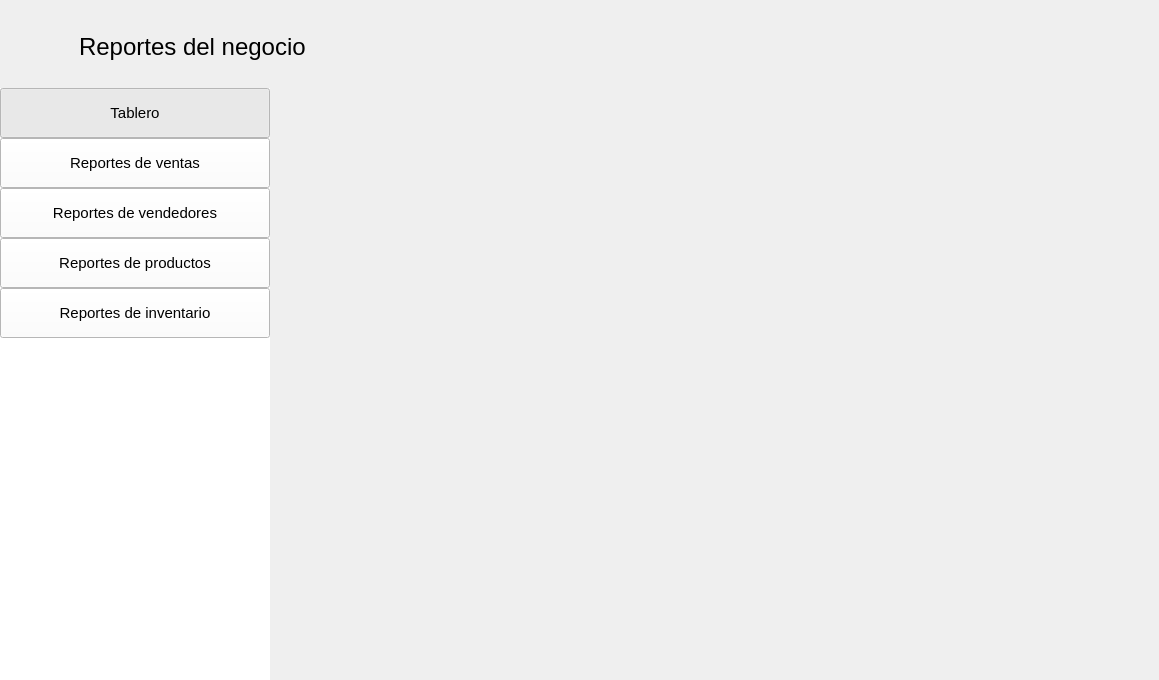
Qt form ui/Ui_Reportes.ui (ivanperez-7/printpos) before a commit.
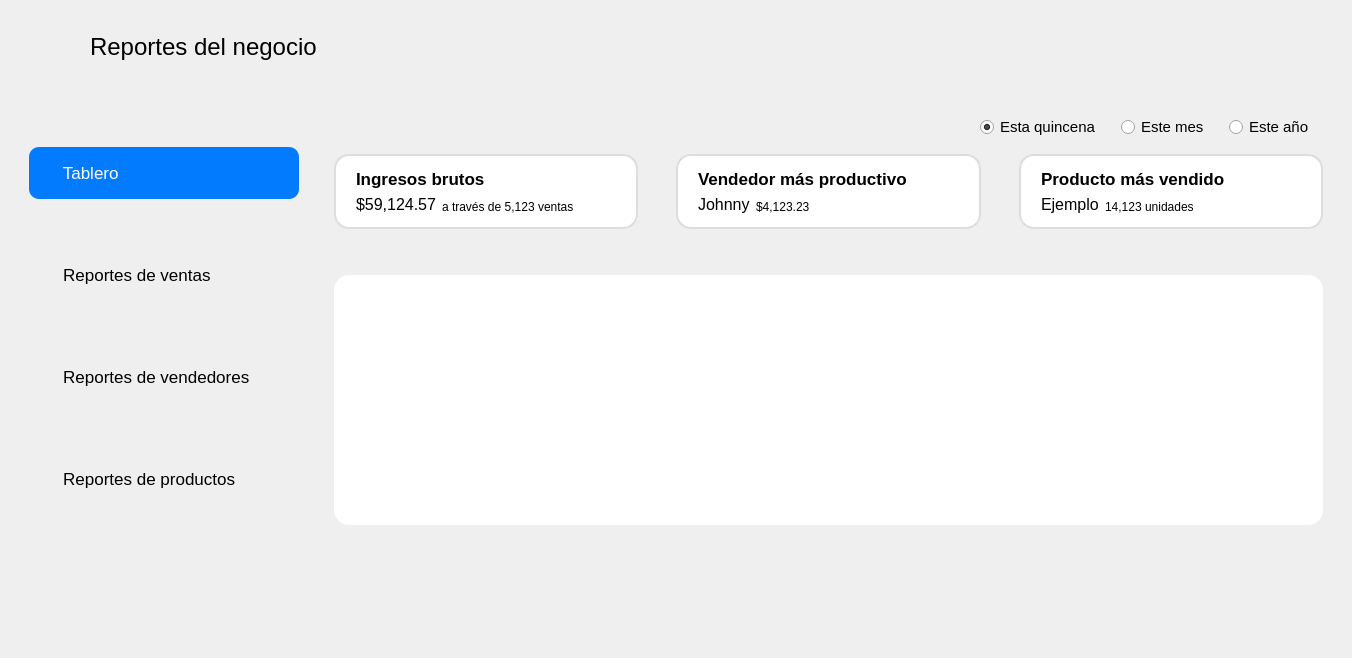
The same form after that commit. Icons and pictures are not drawn.

Patch:
```diff
--- a/ui/Ui_Reportes.ui
+++ b/ui/Ui_Reportes.ui
@@ -6,27 +6,15 @@
    <rect>
     <x>0</x>
     <y>0</y>
-    <width>1159</width>
-    <height>680</height>
+    <width>1352</width>
+    <height>658</height>
    </rect>
   </property>
   <property name="windowTitle">
    <string>Form</string>
   </property>
-  <layout class="QGridLayout" name="gridLayout">
-   <property name="leftMargin">
-    <number>0</number>
-   </property>
-   <property name="rightMargin">
-    <number>0</number>
-   </property>
-   <property name="bottomMargin">
-    <number>0</number>
-   </property>
-   <property name="horizontalSpacing">
-    <number>0</number>
-   </property>
-   <item row="0" column="0" colspan="2" alignment="Qt::AlignLeft">
+  <layout class="QVBoxLayout" name="verticalLayout_2">
+   <item alignment="Qt::AlignLeft|Qt::AlignTop">
     <widget class="QFrame" name="frame">
      <property name="minimumSize">
       <size>
@@ -110,56 +98,32 @@
      </layout>
     </widget>
    </item>
-   <item row="1" column="0">
-    <widget class="QFrame" name="frame_4">
-     <property name="minimumSize">
-      <size>
-       <width>270</width>
-       <height>591</height>
-      </size>
+   <item>
+    <widget class="QFrame" name="frame1">
+     <property name="sizePolicy">
+      <sizepolicy hsizetype="Preferred" vsizetype="Expanding">
+       <horstretch>0</horstretch>
+       <verstretch>0</verstretch>
+      </sizepolicy>
      </property>
-     <property name="styleSheet">
-      <string notr="true">background-color: rgb(255, 255, 255);</string>
-     </property>
-     <layout class="QVBoxLayout" name="verticalLayout">
+     <layout class="QHBoxLayout" name="horizontalLayout_2">
       <property name="spacing">
-       <number>0</number>
-      </property>
-      <property name="leftMargin">
-       <number>0</number>
-      </property>
-      <property name="topMargin">
-       <number>0</number>
-      </property>
-      <property name="rightMargin">
-       <number>0</number>
-      </property>
-      <property name="bottomMargin">
-       <number>0</number>
+       <number>26</number>
       </property>
       <item alignment="Qt::AlignTop">
-       <widget class="QFrame" name="frame_3">
-        <property name="styleSheet">
-         <string notr="true">QFrame { border: none; }</string>
-        </property>
-        <layout class="QVBoxLayout" name="verticalLayout_2">
+       <widget class="QFrame" name="frameBotones">
+        <layout class="QVBoxLayout" name="verticalLayout">
          <property name="spacing">
-          <number>0</number>
-         </property>
-         <property name="leftMargin">
-          <number>0</number>
+          <number>50</number>
          </property>
          <property name="topMargin">
-          <number>0</number>
+          <number>50</number>
          </property>
          <property name="rightMargin">
           <number>0</number>
          </property>
-         <property name="bottomMargin">
-          <number>0</number>
-         </property>
-         <item>
-          <widget class="QPushButton" name="btVentas">
+         <item alignment="Qt::AlignTop">
+          <widget class="QPushButton" name="btTablero">
            <property name="sizePolicy">
             <sizepolicy hsizetype="Minimum" vsizetype="Expanding">
              <horstretch>0</horstretch>
@@ -168,17 +132,57 @@
            </property>
            <property name="minimumSize">
             <size>
-             <width>250</width>
+             <width>270</width>
+             <height>52</height>
+            </size>
+           </property>
+           <property name="maximumSize">
+            <size>
+             <width>16777215</width>
              <height>50</height>
             </size>
            </property>
            <property name="font">
             <font>
-             <pointsize>11</pointsize>
+             <pointsize>13</pointsize>
             </font>
            </property>
+           <property name="cursor">
+            <cursorShape>PointingHandCursor</cursorShape>
+           </property>
+           <property name="styleSheet">
+            <string notr="true">QPushButton {
+	background-color: transparent;
+	border-radius: 10px;
+	text-align: left;
+	padding-left: 20px;
+}
+
+QPushButton:hover {
+	background-color: rgba(2,123,255,255);
+	color: white;
+}
+QPushButton:pressed {
+	background-color: rgba(0,95,160,255);
+	color: white;
+}
+QPushButton:checked {
+	background-color: rgba(2,123,255,255);
+	color: white;
+}</string>
+           </property>
            <property name="text">
-            <string>Tablero</string>
+            <string>   Tablero</string>
+           </property>
+           <property name="icon">
+            <iconset resource="../resources.qrc">
+             <normaloff>:/img/resources/images/blocks.png</normaloff>:/img/resources/images/blocks.png</iconset>
+           </property>
+           <property name="iconSize">
+            <size>
+             <width>25</width>
+             <height>25</height>
+            </size>
            </property>
            <property name="checkable">
             <bool>true</bool>
@@ -189,10 +193,13 @@
            <property name="autoExclusive">
             <bool>true</bool>
            </property>
+           <property name="flat">
+            <bool>true</bool>
+           </property>
           </widget>
          </item>
-         <item>
-          <widget class="QPushButton" name="pushButton_2">
+         <item alignment="Qt::AlignTop">
+          <widget class="QPushButton" name="btVentas">
            <property name="sizePolicy">
             <sizepolicy hsizetype="Minimum" vsizetype="Expanding">
              <horstretch>0</horstretch>
@@ -201,58 +208,71 @@
            </property>
            <property name="minimumSize">
             <size>
-             <width>0</width>
+             <width>270</width>
+             <height>52</height>
+            </size>
+           </property>
+           <property name="maximumSize">
+            <size>
+             <width>16777215</width>
              <height>50</height>
             </size>
            </property>
            <property name="font">
             <font>
-             <pointsize>11</pointsize>
+             <pointsize>13</pointsize>
             </font>
            </property>
-           <property name="text">
-            <string>Reportes de ventas</string>
+           <property name="cursor">
+            <cursorShape>PointingHandCursor</cursorShape>
            </property>
-           <property name="checkable">
-            <bool>true</bool>
+           <property name="styleSheet">
+            <string notr="true">QPushButton {
+	background-color: transparent;
+	border-radius: 10px;
+	text-align: left;
+	padding-left: 20px;
+}
+
+QPushButton:hover {
+	background-color: rgba(2,123,255,255);
+	color: white;
+}
+QPushButton:pressed {
+	background-color: rgba(0,95,160,255);
+	color: white;
+}
+QPushButton:checked {
+	background-color: rgba(2,123,255,255);
+	color: white;
+}</string>
            </property>
-           <property name="autoExclusive">
-            <bool>true</bool>
+           <property name="text">
+            <string>   Reportes de ventas</string>
            </property>
-          </widget>
-         </item>
-         <item>
-          <widget class="QPushButton" name="pushButton_5">
-           <property name="sizePolicy">
-            <sizepolicy hsizetype="Minimum" vsizetype="Expanding">
-             <horstretch>0</horstretch>
-             <verstretch>0</verstretch>
-            </sizepolicy>
+           <property name="icon">
+            <iconset resource="../resources.qrc">
+             <normaloff>:/img/resources/images/crecimiento.png</normaloff>:/img/resources/images/crecimiento.png</iconset>
            </property>
-           <property name="minimumSize">
+           <property name="iconSize">
             <size>
-             <width>0</width>
-             <height>50</height>
+             <width>25</width>
+             <height>25</height>
             </size>
            </property>
-           <property name="font">
-            <font>
-             <pointsize>11</pointsize>
-            </font>
-           </property>
-           <property name="text">
-            <string>Reportes de vendedores</string>
-           </property>
            <property name="checkable">
             <bool>true</bool>
            </property>
            <property name="autoExclusive">
             <bool>true</bool>
            </property>
+           <property name="flat">
+            <bool>true</bool>
+           </property>
           </widget>
          </item>
-         <item>
-          <widget class="QPushButton" name="pushButton_3">
+         <item alignment="Qt::AlignTop">
+          <widget class="QPushButton" name="btVendedores">
            <property name="sizePolicy">
             <sizepolicy hsizetype="Minimum" vsizetype="Expanding">
              <horstretch>0</horstretch>
@@ -261,28 +281,71 @@
            </property>
            <property name="minimumSize">
             <size>
-             <width>0</width>
+             <width>270</width>
+             <height>52</height>
+            </size>
+           </property>
+           <property name="maximumSize">
+            <size>
+             <width>16777215</width>
              <height>50</height>
             </size>
            </property>
            <property name="font">
             <font>
-             <pointsize>11</pointsize>
+             <pointsize>13</pointsize>
             </font>
            </property>
+           <property name="cursor">
+            <cursorShape>PointingHandCursor</cursorShape>
+           </property>
+           <property name="styleSheet">
+            <string notr="true">QPushButton {
+	background-color: transparent;
+	border-radius: 10px;
+	text-align: left;
+	padding-left: 20px;
+}
+
+QPushButton:hover {
+	background-color: rgba(2,123,255,255);
+	color: white;
+}
+QPushButton:pressed {
+	background-color: rgba(0,95,160,255);
+	color: white;
+}
+QPushButton:checked {
+	background-color: rgba(2,123,255,255);
+	color: white;
+}</string>
+           </property>
            <property name="text">
-            <string>Reportes de productos</string>
+            <string>   Reportes de vendedores</string>
            </property>
+           <property name="icon">
+            <iconset resource="../resources.qrc">
+             <normaloff>:/img/resources/images/grupo.png</normaloff>:/img/resources/images/grupo.png</iconset>
+           </property>
+           <property name="iconSize">
+            <size>
+             <width>25</width>
+             <height>25</height>
+            </size>
+           </property>
            <property name="checkable">
             <bool>true</bool>
            </property>
            <property name="autoExclusive">
             <bool>true</bool>
            </property>
+           <property name="flat">
+            <bool>true</bool>
+           </property>
           </widget>
          </item>
-         <item>
-          <widget class="QPushButton" name="pushButton_4">
+         <item alignment="Qt::AlignTop">
+          <widget class="QPushButton" name="btProductos">
            <property name="sizePolicy">
             <sizepolicy hsizetype="Minimum" vsizetype="Expanding">
              <horstretch>0</horstretch>
@@ -291,41 +354,500 @@
            </property>
            <property name="minimumSize">
             <size>
-             <width>0</width>
+             <width>270</width>
+             <height>52</height>
+            </size>
+           </property>
+           <property name="maximumSize">
+            <size>
+             <width>16777215</width>
              <height>50</height>
             </size>
            </property>
            <property name="font">
             <font>
-             <pointsize>11</pointsize>
+             <pointsize>13</pointsize>
             </font>
            </property>
+           <property name="cursor">
+            <cursorShape>PointingHandCursor</cursorShape>
+           </property>
+           <property name="styleSheet">
+            <string notr="true">QPushButton {
+	background-color: transparent;
+	border-radius: 10px;
+	text-align: left;
+	padding-left: 20px;
+}
+
+QPushButton:hover {
+	background-color: rgba(2,123,255,255);
+	color: white;
+}
+QPushButton:pressed {
+	background-color: rgba(0,95,160,255);
+	color: white;
+}
+QPushButton:checked {
+	background-color: rgba(2,123,255,255);
+	color: white;
+}</string>
+           </property>
            <property name="text">
-            <string>Reportes de inventario</string>
+            <string>   Reportes de productos</string>
            </property>
+           <property name="icon">
+            <iconset resource="../resources.qrc">
+             <normaloff>:/img/resources/images/paquete.png</normaloff>:/img/resources/images/paquete.png</iconset>
+           </property>
+           <property name="iconSize">
+            <size>
+             <width>25</width>
+             <height>25</height>
+            </size>
+           </property>
            <property name="checkable">
             <bool>true</bool>
            </property>
            <property name="autoExclusive">
             <bool>true</bool>
            </property>
+           <property name="flat">
+            <bool>true</bool>
+           </property>
           </widget>
          </item>
         </layout>
        </widget>
       </item>
+      <item>
+       <widget class="QStackedWidget" name="stackedWidget">
+        <property name="currentIndex">
+         <number>0</number>
+        </property>
+        <widget class="QWidget" name="page">
+         <layout class="QHBoxLayout" name="horizontalLayout_3">
+          <property name="spacing">
+           <number>0</number>
+          </property>
+          <property name="leftMargin">
+           <number>0</number>
+          </property>
+          <property name="topMargin">
+           <number>0</number>
+          </property>
+          <property name="rightMargin">
+           <number>0</number>
+          </property>
+          <property name="bottomMargin">
+           <number>0</number>
+          </property>
+          <item alignment="Qt::AlignTop">
+           <widget class="QWidget" name="widget" native="true">
+            <layout class="QGridLayout" name="gridLayout">
+             <property name="horizontalSpacing">
+              <number>38</number>
+             </property>
+             <item row="1" column="0">
+              <widget class="QWidget" name="ingresosW" native="true">
+               <property name="styleSheet">
+                <string notr="true">QWidget#ingresosW {
+	background-color: rgb(255, 255, 255);
+	border-radius: 15px;
+	border: 2px solid #ddd;
+}</string>
+               </property>
+               <layout class="QHBoxLayout" name="horizontalLayout_5">
+                <property name="leftMargin">
+                 <number>0</number>
+                </property>
+                <property name="topMargin">
+                 <number>0</number>
+                </property>
+                <property name="bottomMargin">
+                 <number>0</number>
+                </property>
+                <item>
+                 <widget class="QLabel" name="label_4">
+                  <property name="maximumSize">
+                   <size>
+                    <width>80</width>
+                    <height>80</height>
+                   </size>
+                  </property>
+                  <property name="styleSheet">
+                   <string notr="true"/>
+                  </property>
+                  <property name="text">
+                   <string/>
+                  </property>
+                  <property name="pixmap">
+                   <pixmap resource="../resources.qrc">:/img/resources/images/dolar.png</pixmap>
+                  </property>
+                  <property name="scaledContents">
+                   <bool>true</bool>
+                  </property>
+                 </widget>
+                </item>
+                <item>
+                 <widget class="QWidget" name="widgett" native="true">
+                  <layout class="QGridLayout" name="gridLayout_2">
+                   <property name="topMargin">
+                    <number>15</number>
+                   </property>
+                   <property name="bottomMargin">
+                    <number>15</number>
+                   </property>
+                   <item row="1" column="0">
+                    <widget class="QLabel" name="lbIngresosBrutos">
+                     <property name="sizePolicy">
+                      <sizepolicy hsizetype="Minimum" vsizetype="Preferred">
+                       <horstretch>0</horstretch>
+                       <verstretch>0</verstretch>
+                      </sizepolicy>
+                     </property>
+                     <property name="font">
+                      <font>
+                       <pointsize>12</pointsize>
+                      </font>
+                     </property>
+                     <property name="text">
+                      <string>$59,124.57</string>
+                     </property>
+                    </widget>
+                   </item>
+                   <item row="1" column="1">
+                    <widget class="QLabel" name="lbCountVentas">
+                     <property name="sizePolicy">
+                      <sizepolicy hsizetype="Expanding" vsizetype="Preferred">
+                       <horstretch>0</horstretch>
+                       <verstretch>0</verstretch>
+                      </sizepolicy>
+                     </property>
+                     <property name="text">
+                      <string>a través de 5,123 ventas</string>
+                     </property>
+                     <property name="alignment">
+                      <set>Qt::AlignBottom|Qt::AlignLeading|Qt::AlignLeft</set>
+                     </property>
+                    </widget>
+                   </item>
+                   <item row="0" column="0" colspan="2">
+                    <widget class="QLabel" name="label">
+                     <property name="font">
+                      <font>
+                       <pointsize>13</pointsize>
+                       <bold>true</bold>
+                      </font>
+                     </property>
+                     <property name="text">
+                      <string>Ingresos brutos</string>
+                     </property>
+                    </widget>
+                   </item>
+                  </layout>
+                 </widget>
+                </item>
+               </layout>
+              </widget>
+             </item>
+             <item row="2" column="1">
+              <spacer name="verticalSpacer">
+               <property name="orientation">
+                <enum>Qt::Vertical</enum>
+               </property>
+               <property name="sizeHint" stdset="0">
+                <size>
+                 <width>20</width>
+                 <height>40</height>
+                </size>
+               </property>
+              </spacer>
+             </item>
+             <item row="1" column="1">
+              <widget class="QWidget" name="vendedorW" native="true">
+               <property name="styleSheet">
+                <string notr="true">QWidget#vendedorW {
+	background-color: rgb(255, 255, 255);
+	border-radius: 15px;
+	border: 2px solid #ddd;
+}</string>
+               </property>
+               <layout class="QHBoxLayout" name="horizontalLayout_6">
+                <property name="leftMargin">
+                 <number>0</number>
+                </property>
+                <property name="topMargin">
+                 <number>0</number>
+                </property>
+                <property name="bottomMargin">
+                 <number>0</number>
+                </property>
+                <item>
+                 <widget class="QLabel" name="label_5">
+                  <property name="maximumSize">
+                   <size>
+                    <width>80</width>
+                    <height>80</height>
+                   </size>
+                  </property>
+                  <property name="styleSheet">
+                   <string notr="true"/>
+                  </property>
+                  <property name="text">
+                   <string/>
+                  </property>
+                  <property name="pixmap">
+                   <pixmap resource="../resources.qrc">:/img/resources/images/user_block.png</pixmap>
+                  </property>
+                  <property name="scaledContents">
+                   <bool>true</bool>
+                  </property>
+                 </widget>
+                </item>
+                <item>
+                 <widget class="QWidget" name="widget2" native="true">
+                  <layout class="QGridLayout" name="gridLayout_3">
+                   <property name="topMargin">
+                    <number>15</number>
+                   </property>
+                   <property name="bottomMargin">
+                    <number>15</number>
+                   </property>
+                   <item row="1" column="0">
+                    <widget class="QLabel" name="lbVendedorBrutos">
+                     <property name="sizePolicy">
+                      <sizepolicy hsizetype="Minimum" vsizetype="Preferred">
+                       <horstretch>0</horstretch>
+                       <verstretch>0</verstretch>
+                      </sizepolicy>
+                     </property>
+                     <property name="font">
+                      <font>
+                       <pointsize>12</pointsize>
+                      </font>
+                     </property>
+                     <property name="text">
+                      <string>Johnny</string>
+                     </property>
+                    </widget>
+                   </item>
+                   <item row="1" column="1">
+                    <widget class="QLabel" name="lbVendedorTotal">
+                     <property name="sizePolicy">
+                      <sizepolicy hsizetype="Expanding" vsizetype="Preferred">
+                       <horstretch>0</horstretch>
+                       <verstretch>0</verstretch>
+                      </sizepolicy>
+                     </property>
+                     <property name="text">
+                      <string>$4,123.23</string>
+                     </property>
+                     <property name="alignment">
+                      <set>Qt::AlignBottom|Qt::AlignLeading|Qt::AlignLeft</set>
+                     </property>
+                    </widget>
+                   </item>
+                   <item row="0" column="0" colspan="2">
+                    <widget class="QLabel" name="label_2">
+                     <property name="font">
+                      <font>
+                       <pointsize>13</pointsize>
+                       <bold>true</bold>
+                      </font>
+                     </property>
+                     <property name="text">
+                      <string>Vendedor más productivo</string>
+                     </property>
+                    </widget>
+                   </item>
+                  </layout>
+                 </widget>
+                </item>
+               </layout>
+              </widget>
+             </item>
+             <item row="3" column="0" colspan="3">
+              <widget class="QWidget" name="widget_4" native="true">
+               <property name="sizePolicy">
+                <sizepolicy hsizetype="Expanding" vsizetype="Expanding">
+                 <horstretch>0</horstretch>
+                 <verstretch>0</verstretch>
+                </sizepolicy>
+               </property>
+               <property name="minimumSize">
+                <size>
+                 <width>0</width>
+                 <height>250</height>
+                </size>
+               </property>
+               <property name="styleSheet">
+                <string notr="true">background-color: rgb(255, 255, 255);
+border-radius: 15px;</string>
+               </property>
+              </widget>
+             </item>
+             <item row="1" column="2">
+              <widget class="QWidget" name="productoW" native="true">
+               <property name="styleSheet">
+                <string notr="true">QWidget#productoW {
+	background-color: rgb(255, 255, 255);
+	border-radius: 15px;
+	border: 2px solid #ddd;
+}</string>
+               </property>
+               <layout class="QHBoxLayout" name="horizontalLayout_7">
+                <property name="leftMargin">
+                 <number>0</number>
+                </property>
+                <property name="topMargin">
+                 <number>0</number>
+                </property>
+                <property name="bottomMargin">
+                 <number>0</number>
+                </property>
+                <item>
+                 <widget class="QLabel" name="label_6">
+                  <property name="maximumSize">
+                   <size>
+                    <width>80</width>
+                    <height>80</height>
+                   </size>
+                  </property>
+                  <property name="styleSheet">
+                   <string notr="true"/>
+                  </property>
+                  <property name="text">
+                   <string/>
+                  </property>
+                  <property name="pixmap">
+                   <pixmap resource="../resources.qrc">:/img/resources/images/paq_block.png</pixmap>
+                  </property>
+                  <property name="scaledContents">
+                   <bool>true</bool>
+                  </property>
+                 </widget>
+                </item>
+                <item>
+                 <widget class="QWidget" name="widget3" native="true">
+                  <layout class="QGridLayout" name="gridLayout_4">
+                   <property name="topMargin">
+                    <number>15</number>
+                   </property>
+                   <property name="bottomMargin">
+                    <number>15</number>
+                   </property>
+                   <item row="1" column="0">
+                    <widget class="QLabel" name="lbProdVendidos">
+                     <property name="sizePolicy">
+                      <sizepolicy hsizetype="Minimum" vsizetype="Preferred">
+                       <horstretch>0</horstretch>
+                       <verstretch>0</verstretch>
+                      </sizepolicy>
+                     </property>
+                     <property name="font">
+                      <font>
+                       <pointsize>12</pointsize>
+                      </font>
+                     </property>
+                     <property name="text">
+                      <string>Ejemplo</string>
+                     </property>
+                    </widget>
+                   </item>
+                   <item row="1" column="1">
+                    <widget class="QLabel" name="lbProdCount">
+                     <property name="sizePolicy">
+                      <sizepolicy hsizetype="Expanding" vsizetype="Preferred">
+                       <horstretch>0</horstretch>
+                       <verstretch>0</verstretch>
+                      </sizepolicy>
+                     </property>
+                     <property name="text">
+                      <string>14,123 unidades</string>
+                     </property>
+                     <property name="alignment">
+                      <set>Qt::AlignBottom|Qt::AlignLeading|Qt::AlignLeft</set>
+                     </property>
+                    </widget>
+                   </item>
+                   <item row="0" column="0" colspan="2">
+                    <widget class="QLabel" name="label_3">
+                     <property name="font">
+                      <font>
+                       <pointsize>13</pointsize>
+                       <bold>true</bold>
+                      </font>
+                     </property>
+                     <property name="text">
+                      <string>Producto más vendido</string>
+                     </property>
+                    </widget>
+                   </item>
+                  </layout>
+                 </widget>
+                </item>
+               </layout>
+              </widget>
+             </item>
+             <item row="0" column="0" colspan="3" alignment="Qt::AlignRight">
+              <widget class="QWidget" name="widget_2" native="true">
+               <layout class="QHBoxLayout" name="horizontalLayout_4">
+                <property name="spacing">
+                 <number>20</number>
+                </property>
+                <item>
+                 <widget class="QRadioButton" name="radioButton">
+                  <property name="font">
+                   <font>
+                    <pointsize>11</pointsize>
+                   </font>
+                  </property>
+                  <property name="text">
+                   <string>Esta quincena</string>
+                  </property>
+                  <property name="checked">
+                   <bool>true</bool>
+                  </property>
+                 </widget>
+                </item>
+                <item>
+                 <widget class="QRadioButton" name="radioButton_2">
+                  <property name="font">
+                   <font>
+                    <pointsize>11</pointsize>
+                   </font>
+                  </property>
+                  <property name="text">
+                   <string>Este mes</string>
+                  </property>
+                 </widget>
+                </item>
+                <item>
+                 <widget class="QRadioButton" name="radioButton_3">
+                  <property name="font">
+                   <font>
+                    <pointsize>11</pointsize>
+                   </font>
+                  </property>
+                  <property name="text">
+                   <string>Este año</string>
+                  </property>
+                 </widget>
+                </item>
+               </layout>
+              </widget>
+             </item>
+            </layout>
+           </widget>
+          </item>
+         </layout>
+        </widget>
+       </widget>
+      </item>
      </layout>
     </widget>
    </item>
-   <item row="1" column="1">
-    <widget class="QStackedWidget" name="stackedWidget">
-     <property name="currentIndex">
-      <number>0</number>
-     </property>
-     <widget class="QWidget" name="page"/>
-     <widget class="QWidget" name="page_2"/>
-    </widget>
-   </item>
   </layout>
  </widget>
  <resources>
```
